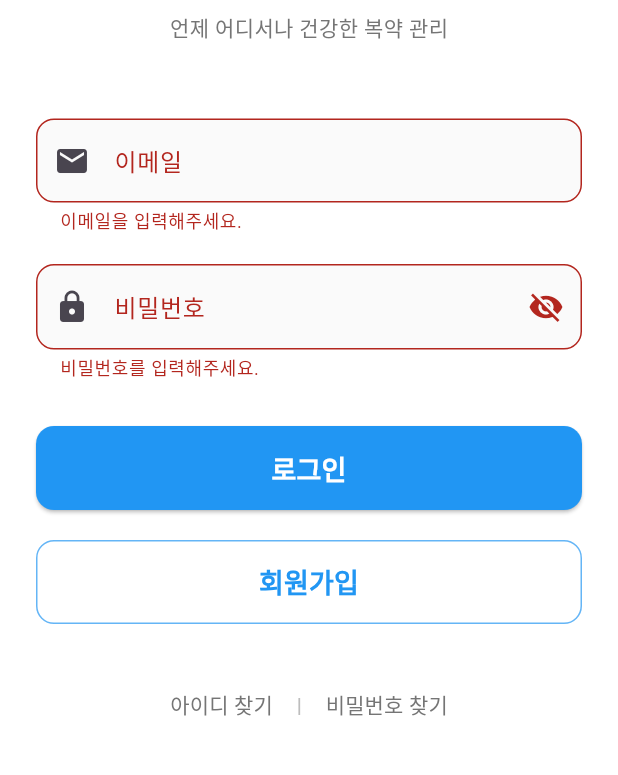
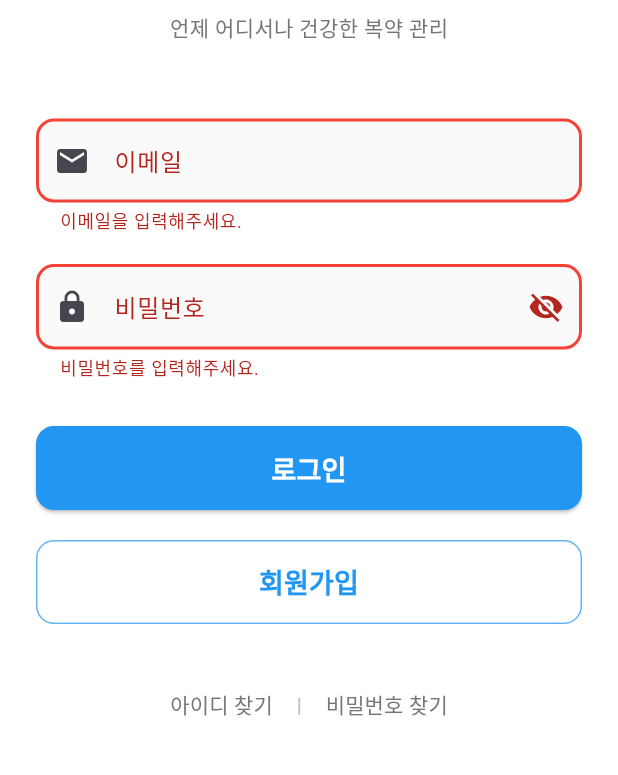
Before and after one commit to KICT2022/frontend, a Flutter app: the screen it shows after launch, after a tap on "로그인", on a phone screen of 412 x 824 dp, the part 369-1144 px from its top. Run offline on Flutter 3.47's test engine with Material 3 defaults, Android fonts, the phone set to English and light mode, and no system bars; our stand-ins replace go_router, shared_preferences; accounts and stored records are empty; Roboto replaces fonts that are missing (NotoSansKR).

Commit message:
로그인 및 회원가입 기능 개선: 사용자 등록 및 로그인 시 이메일과 비밀번호 유효성 검사를 추가하고, 에러 메시지를 사용자에게 명확히 전달하도록 UI를 개선함. 등록된 사용자 목록을 관리하는 기능도 추가됨.

```diff
--- a/lib/screens/login_screen.dart
+++ b/lib/screens/login_screen.dart
@@ -18,6 +18,13 @@ class _LoginScreenState extends State<LoginScreen> {
   final _passwordFocusNode = FocusNode();
   bool _isPasswordVisible = false;
 
+  // 에러 상태 관리
+  bool _emailHasError = false;
+  bool _passwordHasError = false;
+  String _emailErrorText = '';
+  String _passwordErrorText = '';
+  bool _hasAttemptedLogin = false; // 로그인 시도 여부
+
   @override
   void dispose() {
     _emailController.dispose();
@@ -27,8 +34,77 @@ class _LoginScreenState extends State<LoginScreen> {
     super.dispose();
   }
 
+  // 이메일 유효성 검사
+  bool _isValidEmail(String email) {
+    final emailRegex = RegExp(
+      r'^[a-zA-Z0-9._%+-]+@[a-zA-Z0-9.-]+\.[a-zA-Z]{2,}$',
+    );
+    return emailRegex.hasMatch(email);
+  }
+
+  // 비밀번호 유효성 검사
+  bool _isValidPassword(String password) {
+    // 영문 대문자 또는 소문자 중 하나라도 있고, 숫자를 포함한 8자 이상
+    final passwordRegex = RegExp(r'^(?=.*[a-zA-Z])(?=.*\d)[a-zA-Z\d]{8,}$');
+    return passwordRegex.hasMatch(password);
+  }
+
+  // 이메일 필드 검증
+  void _validateEmail() {
+    final email = _emailController.text.trim();
+
+    if (email.isEmpty) {
+      setState(() {
+        _emailHasError = true;
+        _emailErrorText = '이메일을 입력해주세요.';
+      });
+    } else if (!_isValidEmail(email)) {
+      setState(() {
+        _emailHasError = true;
+        _emailErrorText = '올바른 이메일 형식을 입력해주세요. (예: user@domain.com)';
+      });
+    } else {
+      setState(() {
+        _emailHasError = false;
+        _emailErrorText = '';
+      });
+    }
+  }
+
+  // 비밀번호 필드 검증
+  void _validatePassword() {
+    final password = _passwordController.text;
+
+    if (password.isEmpty) {
+      setState(() {
+        _passwordHasError = true;
+        _passwordErrorText = '비밀번호를 입력해주세요.';
+      });
+    } else if (!_isValidPassword(password)) {
+      setState(() {
+        _passwordHasError = true;
+        _passwordErrorText = '비밀번호는 영문자와 숫자를 포함한 8자 이상이어야 합니다.';
+      });
+    } else {
+      setState(() {
+        _passwordHasError = false;
+        _passwordErrorText = '';
+      });
+    }
+  }
+
   Future<void> _login() async {
-    if (!_formKey.currentState!.validate()) {
+    // 로그인 시도 플래그 설정
+    setState(() {
+      _hasAttemptedLogin = true;
+    });
+
+    // 모든 필드 검증
+    _validateEmail();
+    _validatePassword();
+
+    // 에러가 있으면 로그인 시도하지 않음
+    if (_emailHasError || _passwordHasError) {
       return;
     }
 
@@ -36,16 +112,17 @@ class _LoginScreenState extends State<LoginScreen> {
 
     try {
       final success = await authProvider.login(
-        _emailController.text,
+        _emailController.text.trim(),
         _passwordController.text,
       );
 
       if (success && mounted) {
         context.go('/home');
       } else if (mounted) {
+        // 로그인 실패 시 에러 메시지 표시
         ScaffoldMessenger.of(context).showSnackBar(
           SnackBar(
-            content: Text(authProvider.error ?? '로그인에 실패했습니다.'),
+            content: Text(authProvider.error ?? '등록되지 않은 사용자입니다.'),
             backgroundColor: Colors.red,
           ),
         );
@@ -105,10 +182,7 @@ class _LoginScreenState extends State<LoginScreen> {
                 const SizedBox(height: 8),
                 Text(
                   '언제 어디서나 건강한 복약 관리',
-                  style: TextStyle(
-                    fontSize: 14,
-                    color: Colors.grey.shade600,
-                  ),
+                  style: TextStyle(fontSize: 14, color: Colors.grey.shade600),
                 ),
                 const SizedBox(height: 50),
 
@@ -121,20 +195,51 @@ class _LoginScreenState extends State<LoginScreen> {
                   onFieldSubmitted: (_) {
                     _passwordFocusNode.requestFocus();
                   },
-                  decoration: const InputDecoration(
+                  decoration: InputDecoration(
                     labelText: '이메일',
-                    prefixIcon: Icon(Icons.email),
+                    prefixIcon: const Icon(Icons.email),
                     hintText: 'example@email.com',
+                    errorText:
+                        _hasAttemptedLogin && _emailHasError
+                            ? _emailErrorText
+                            : null,
+                    border: OutlineInputBorder(
+                      borderRadius: BorderRadius.circular(12),
+                      borderSide: BorderSide(
+                        color:
+                            _hasAttemptedLogin && _emailHasError
+                                ? Colors.red
+                                : Colors.grey.shade300,
                       ),
-                  validator: (value) {
-                    if (value == null || value.isEmpty) {
-                      return '이메일을 입력해주세요.';
-                    }
-                    if (!value.contains('@')) {
-                      return '올바른 이메일 형식을 입력해주세요.';
-                    }
-                    return null;
-                  },
+                    ),
+                    enabledBorder: OutlineInputBorder(
+                      borderRadius: BorderRadius.circular(12),
+                      borderSide: BorderSide(
+                        color:
+                            _hasAttemptedLogin && _emailHasError
+                                ? Colors.red
+                                : Colors.grey.shade300,
+                      ),
+                    ),
+                    focusedBorder: OutlineInputBorder(
+                      borderRadius: BorderRadius.circular(12),
+                      borderSide: BorderSide(
+                        color:
+                            _hasAttemptedLogin && _emailHasError
+                                ? Colors.red
+                                : Colors.blue,
+                        width: 2,
+                      ),
+                    ),
+                    errorBorder: OutlineInputBorder(
+                      borderRadius: BorderRadius.circular(12),
+                      borderSide: const BorderSide(color: Colors.red, width: 2),
+                    ),
+                    focusedErrorBorder: OutlineInputBorder(
+                      borderRadius: BorderRadius.circular(12),
+                      borderSide: const BorderSide(color: Colors.red, width: 2),
+                    ),
+                  ),
                 ),
                 const SizedBox(height: 20),
 
@@ -144,13 +249,17 @@ class _LoginScreenState extends State<LoginScreen> {
                   focusNode: _passwordFocusNode,
                   obscureText: !_isPasswordVisible,
                   textInputAction: TextInputAction.done,
-                  onFieldSubmitted: (_) => _login(),
+                  onFieldSubmitted: (_) {
+                    _login();
+                  },
                   decoration: InputDecoration(
                     labelText: '비밀번호',
                     prefixIcon: const Icon(Icons.lock),
                     suffixIcon: IconButton(
                       icon: Icon(
-                        _isPasswordVisible ? Icons.visibility : Icons.visibility_off,
+                        _isPasswordVisible
+                            ? Icons.visibility
+                            : Icons.visibility_off,
                       ),
                       onPressed: () {
                         setState(() {
@@ -158,17 +267,48 @@ class _LoginScreenState extends State<LoginScreen> {
                         });
                       },
                     ),
-                    hintText: '6자 이상 입력해주세요',
+                    hintText: '영문자, 숫자 포함 8자 이상',
+                    errorText:
+                        _hasAttemptedLogin && _passwordHasError
+                            ? _passwordErrorText
+                            : null,
+                    border: OutlineInputBorder(
+                      borderRadius: BorderRadius.circular(12),
+                      borderSide: BorderSide(
+                        color:
+                            _hasAttemptedLogin && _passwordHasError
+                                ? Colors.red
+                                : Colors.grey.shade300,
                       ),
-                  validator: (value) {
-                    if (value == null || value.isEmpty) {
-                      return '비밀번호를 입력해주세요.';
-                    }
-                    if (value.length < 6) {
-                      return '비밀번호는 6자 이상이어야 합니다.';
-                    }
-                    return null;
-                  },
+                    ),
+                    enabledBorder: OutlineInputBorder(
+                      borderRadius: BorderRadius.circular(12),
+                      borderSide: BorderSide(
+                        color:
+                            _hasAttemptedLogin && _passwordHasError
+                                ? Colors.red
+                                : Colors.grey.shade300,
+                      ),
+                    ),
+                    focusedBorder: OutlineInputBorder(
+                      borderRadius: BorderRadius.circular(12),
+                      borderSide: BorderSide(
+                        color:
+                            _hasAttemptedLogin && _passwordHasError
+                                ? Colors.red
+                                : Colors.blue,
+                        width: 2,
+                      ),
+                    ),
+                    errorBorder: OutlineInputBorder(
+                      borderRadius: BorderRadius.circular(12),
+                      borderSide: const BorderSide(color: Colors.red, width: 2),
+                    ),
+                    focusedErrorBorder: OutlineInputBorder(
+                      borderRadius: BorderRadius.circular(12),
+                      borderSide: const BorderSide(color: Colors.red, width: 2),
+                    ),
+                  ),
                 ),
                 const SizedBox(height: 30),
 
@@ -180,15 +320,28 @@ class _LoginScreenState extends State<LoginScreen> {
                       height: 56,
                       child: ElevatedButton(
                         onPressed: authProvider.isLoading ? null : _login,
-                        child: authProvider.isLoading
+                        style: ElevatedButton.styleFrom(
+                          backgroundColor: Colors.blue,
+                          shape: RoundedRectangleBorder(
+                            borderRadius: BorderRadius.circular(12),
+                          ),
+                        ),
+                        child:
+                            authProvider.isLoading
                                 ? const SizedBox(
                                   width: 24,
                                   height: 24,
-                                child: CircularProgressIndicator(color: Colors.white),
+                                  child: CircularProgressIndicator(
+                                    color: Colors.white,
+                                  ),
                                 )
                                 : const Text(
                                   '로그인',
-                                style: TextStyle(fontSize: 18, fontWeight: FontWeight.w600),
+                                  style: TextStyle(
+                                    fontSize: 18,
+                                    fontWeight: FontWeight.w600,
+                                    color: Colors.white,
+                                  ),
                                 ),
                       ),
                     );
```
Also changed, not shown: lib/providers/auth_provider.dart (+53 -5 lines). Lines whose indentation alone changed are shown as unchanged.
